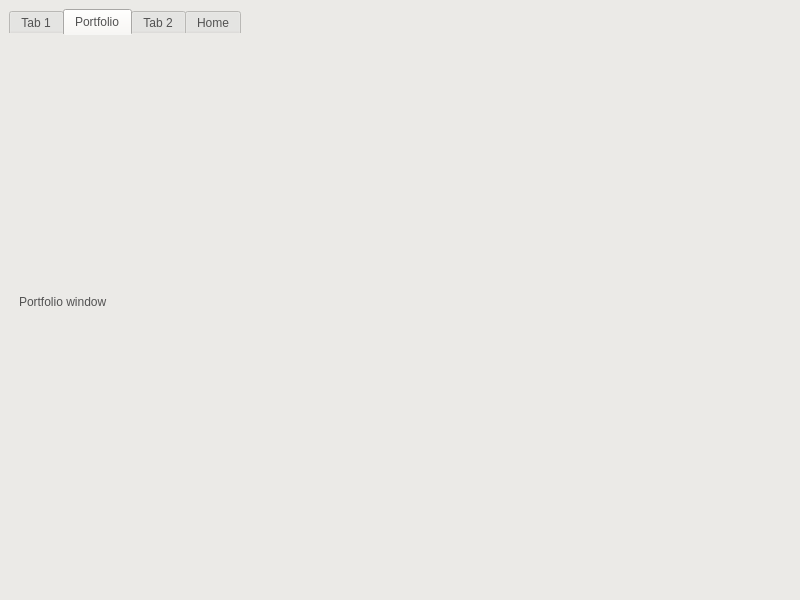
Old version of the form apps/mainwindow.ui in the repository coolGroup2005/tinkoffsdk_qt_app.
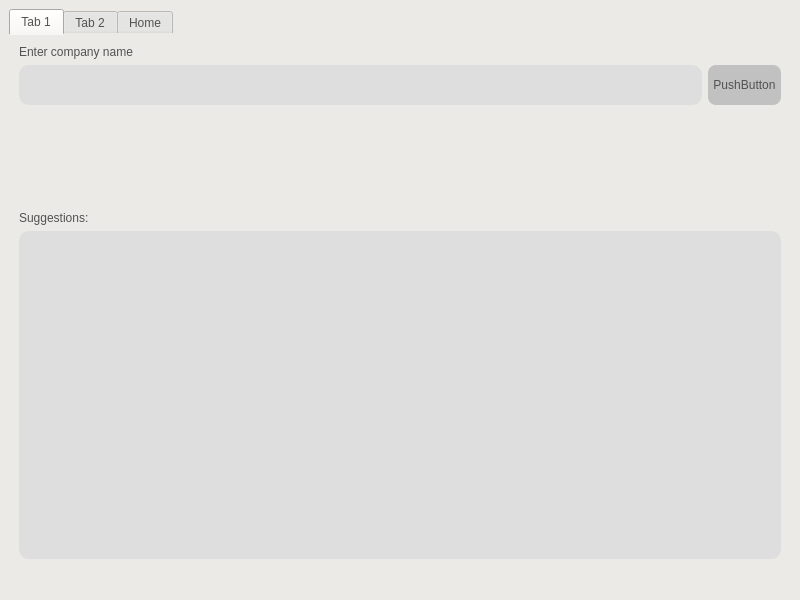
New version of the form. The open tabs and pages were chosen to show the change.

What changed in the file:
```diff
--- a/apps/mainwindow.ui
+++ b/apps/mainwindow.ui
@@ -139,20 +139,6 @@
         </item>
        </layout>
       </widget>
-      <widget class="QWidget" name="portfolio">
-       <attribute name="title">
-        <string>Portfolio</string>
-       </attribute>
-       <layout class="QVBoxLayout" name="verticalLayout_4">
-        <item>
-         <widget class="QLabel" name="label_3">
-          <property name="text">
-           <string>Portfolio window</string>
-          </property>
-         </widget>
-        </item>
-       </layout>
-      </widget>
       <widget class="QWidget" name="statistics">
        <property name="layoutDirection">
         <enum>Qt::LeftToRight</enum>
```
